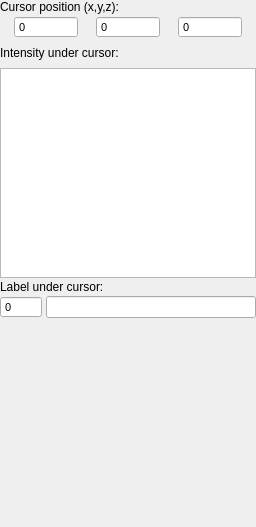
The window that GUI/Qt/Components/CursorInspector.ui (pyushkevich/itksnap) describes before a commit, drawn with Qt 5.
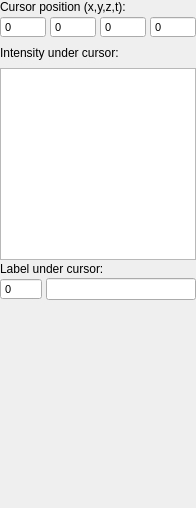
The same window after the commit. The open tabs and pages were chosen to show the change.

```diff
--- a/GUI/Qt/Components/CursorInspector.ui
+++ b/GUI/Qt/Components/CursorInspector.ui
@@ -6,8 +6,8 @@
    <rect>
     <x>0</x>
     <y>0</y>
-    <width>256</width>
-    <height>527</height>
+    <width>196</width>
+    <height>508</height>
    </rect>
   </property>
   <property name="windowTitle">
@@ -30,7 +30,29 @@
 font-size: 11px;
 }</string>
   </property>
-  <layout class="QVBoxLayout" name="verticalLayout">
+  <layout class="QVBoxLayout" name="verticalLayout" stretch="0,0,0,0,0,0,0,1">
+   <property name="spacing">
+    <number>2</number>
+   </property>
+   <property name="leftMargin">
+    <number>0</number>
+   </property>
+   <property name="topMargin">
+    <number>0</number>
+   </property>
+   <property name="rightMargin">
+    <number>0</number>
+   </property>
+   <property name="bottomMargin">
+    <number>0</number>
+   </property>
+   <item>
+    <widget class="QStackedWidget" name="stkCursor">
+     <property name="currentIndex">
+      <number>0</number>
+     </property>
+     <widget class="QWidget" name="page3D">
+      <layout class="QVBoxLayout" name="verticalLayout_2">
    <property name="spacing">
     <number>2</number>
    </property>
@@ -140,6 +162,145 @@
      </item>
     </layout>
    </item>
+      </layout>
+     </widget>
+     <widget class="QWidget" name="page4D">
+      <layout class="QVBoxLayout" name="verticalLayout_3">
+       <property name="spacing">
+        <number>2</number>
+       </property>
+       <property name="leftMargin">
+        <number>0</number>
+       </property>
+       <property name="topMargin">
+        <number>0</number>
+       </property>
+       <property name="rightMargin">
+        <number>0</number>
+       </property>
+       <property name="bottomMargin">
+        <number>0</number>
+       </property>
+       <item>
+        <widget class="QLabel" name="label_7">
+         <property name="font">
+          <font>
+           <pointsize>-1</pointsize>
+          </font>
+         </property>
+         <property name="styleSheet">
+          <string notr="true"/>
+         </property>
+         <property name="text">
+          <string>Cursor position (x,y,z,t):</string>
+         </property>
+        </widget>
+       </item>
+       <item>
+        <layout class="QHBoxLayout" name="horizontalLayout_3">
+         <property name="spacing">
+          <number>4</number>
+         </property>
+         <item>
+          <widget class="QSpinBox" name="inCursorX_4D">
+           <property name="sizePolicy">
+            <sizepolicy hsizetype="Minimum" vsizetype="Fixed">
+             <horstretch>1</horstretch>
+             <verstretch>0</verstretch>
+            </sizepolicy>
+           </property>
+           <property name="maximumSize">
+            <size>
+             <width>64</width>
+             <height>16777215</height>
+            </size>
+           </property>
+           <property name="toolTip">
+            <string>&lt;html&gt;&lt;head/&gt;&lt;body&gt;&lt;p&gt;&lt;span style=&quot; font-weight:600;&quot;&gt;Cursor X coordinate&lt;/span&gt;&lt;/p&gt;&lt;p&gt;The X coordinate of the 3D cursor, in the image coordinate system (corresponds to columns of voxels). The first column has index 1 (one-based indexing).&lt;/p&gt;&lt;/body&gt;&lt;/html&gt;</string>
+           </property>
+           <property name="buttonSymbols">
+            <enum>QAbstractSpinBox::NoButtons</enum>
+           </property>
+          </widget>
+         </item>
+         <item>
+          <widget class="QSpinBox" name="inCursorY_4D">
+           <property name="sizePolicy">
+            <sizepolicy hsizetype="Minimum" vsizetype="Fixed">
+             <horstretch>1</horstretch>
+             <verstretch>0</verstretch>
+            </sizepolicy>
+           </property>
+           <property name="minimumSize">
+            <size>
+             <width>0</width>
+             <height>0</height>
+            </size>
+           </property>
+           <property name="maximumSize">
+            <size>
+             <width>64</width>
+             <height>16777215</height>
+            </size>
+           </property>
+           <property name="toolTip">
+            <string>&lt;html&gt;&lt;head/&gt;&lt;body&gt;&lt;p&gt;&lt;span style=&quot; font-weight:600;&quot;&gt;Cursor Y coordinate&lt;/span&gt;&lt;/p&gt;&lt;p&gt;The Y coordinate of the 3D cursor, in the image coordinate system (corresponds to rows of voxels). The first row has index 1 (one-based indexing).&lt;/p&gt;&lt;/body&gt;&lt;/html&gt;</string>
+           </property>
+           <property name="buttonSymbols">
+            <enum>QAbstractSpinBox::NoButtons</enum>
+           </property>
+          </widget>
+         </item>
+         <item>
+          <widget class="QSpinBox" name="inCursorZ_4D">
+           <property name="sizePolicy">
+            <sizepolicy hsizetype="Minimum" vsizetype="Fixed">
+             <horstretch>1</horstretch>
+             <verstretch>0</verstretch>
+            </sizepolicy>
+           </property>
+           <property name="maximumSize">
+            <size>
+             <width>64</width>
+             <height>16777215</height>
+            </size>
+           </property>
+           <property name="toolTip">
+            <string>&lt;html&gt;&lt;head/&gt;&lt;body&gt;&lt;p&gt;&lt;span style=&quot; font-weight:600;&quot;&gt;Cursor Z coordinate&lt;/span&gt;&lt;/p&gt;&lt;p&gt;The Z coordinate of the 3D cursor, in the image coordinate system (corresponds to slices of voxels). The first slice has index 1 (one-based indexing).&lt;/p&gt;&lt;/body&gt;&lt;/html&gt;</string>
+           </property>
+           <property name="buttonSymbols">
+            <enum>QAbstractSpinBox::NoButtons</enum>
+           </property>
+          </widget>
+         </item>
+         <item>
+          <widget class="QSpinBox" name="inCursorT_4D">
+           <property name="sizePolicy">
+            <sizepolicy hsizetype="Minimum" vsizetype="Fixed">
+             <horstretch>1</horstretch>
+             <verstretch>0</verstretch>
+            </sizepolicy>
+           </property>
+           <property name="maximumSize">
+            <size>
+             <width>64</width>
+             <height>16777215</height>
+            </size>
+           </property>
+           <property name="toolTip">
+            <string>&lt;html&gt;&lt;head/&gt;&lt;body&gt;&lt;p&gt;&lt;span style=&quot; font-weight:600;&quot;&gt;Cursor time (T) coordinate&lt;/span&gt;&lt;/p&gt;&lt;p&gt;The selected time point in a four-dimensional image.&lt;/p&gt;&lt;/body&gt;&lt;/html&gt;</string>
+           </property>
+           <property name="buttonSymbols">
+            <enum>QAbstractSpinBox::NoButtons</enum>
+           </property>
+          </widget>
+         </item>
+        </layout>
+       </item>
+      </layout>
+     </widget>
+    </widget>
+   </item>
    <item>
     <spacer name="verticalSpacer_2">
      <property name="orientation">
```
Left out of the diff: 12 changed lines with no effect on the pictures. Lines whose indentation alone changed are shown as unchanged.
